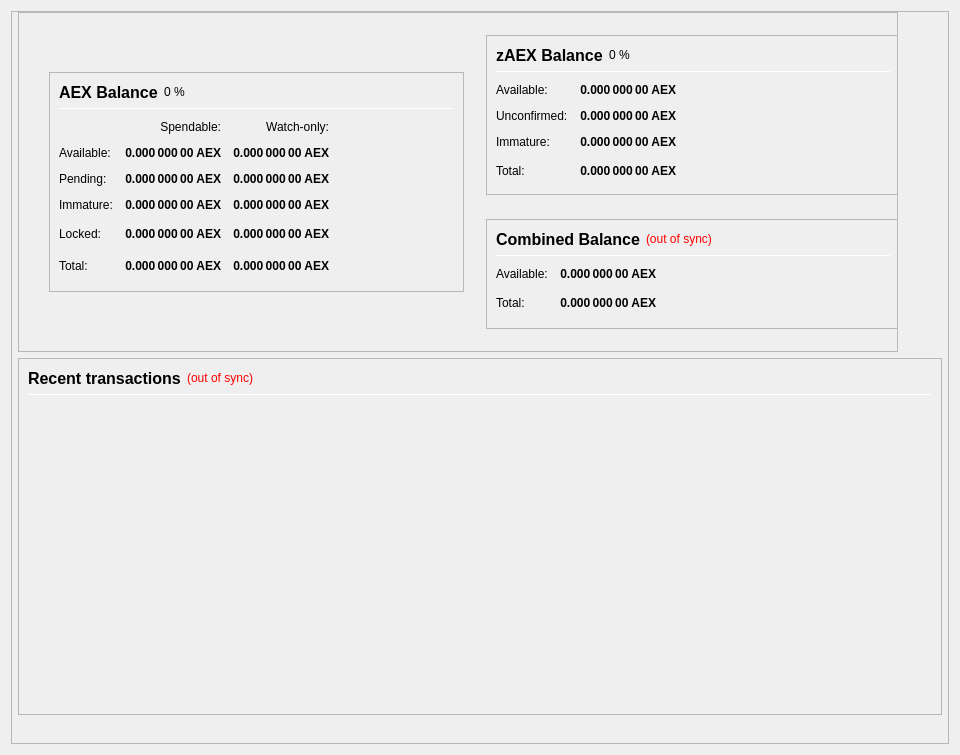
Old version of the form src/qt/forms/overviewpage.ui in the repository wealth-coin/AeriumX.
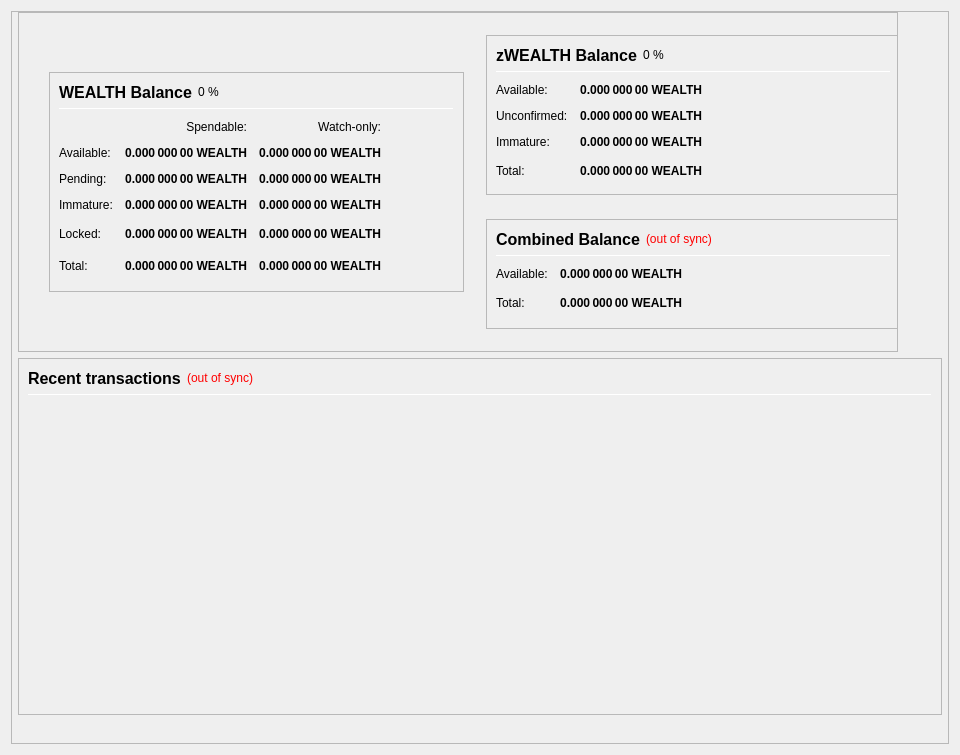
New version of the form.

The edit to the form file:
```diff
--- a/src/qt/forms/overviewpage.ui
+++ b/src/qt/forms/overviewpage.ui
@@ -221,7 +221,7 @@
                               </font>
                              </property>
                              <property name="text">
-                              <string>AEX Balance</string>
+                              <string>WEALTH Balance</string>
                              </property>
                             </widget>
                            </item>
@@ -312,7 +312,7 @@
                               <string>Current locked balance in watch-only addresses</string>
                              </property>
                              <property name="text">
-                              <string notr="true">0.000 000 00 AEX</string>
+                              <string notr="true">0.000 000 00 WEALTH</string>
                              </property>
                              <property name="alignment">
                               <set>Qt::AlignRight|Qt::AlignTrailing|Qt::AlignVCenter</set>
@@ -337,7 +337,7 @@
                               <string>Locked AEX or Masternode collaterals. These are excluded from zAEX minting.</string>
                              </property>
                              <property name="text">
-                              <string notr="true">0.000 000 00 AEX</string>
+                              <string notr="true">0.000 000 00 WEALTH</string>
                              </property>
                              <property name="alignment">
                               <set>Qt::AlignRight|Qt::AlignTrailing|Qt::AlignVCenter</set>
@@ -369,7 +369,7 @@
                               <string>Your current spendable balance</string>
                              </property>
                              <property name="text">
-                              <string notr="true">0.000 000 00 AEX</string>
+                              <string notr="true">0.000 000 00 WEALTH</string>
                              </property>
                              <property name="alignment">
                               <set>Qt::AlignRight|Qt::AlignTrailing|Qt::AlignVCenter</set>
@@ -404,7 +404,7 @@
                               <string>Total of transactions that have yet to be confirmed, and do not yet count toward the spendable balance</string>
                              </property>
                              <property name="text">
-                              <string notr="true">0.000 000 00 AEX</string>
+                              <string notr="true">0.000 000 00 WEALTH</string>
                              </property>
                              <property name="alignment">
                               <set>Qt::AlignRight|Qt::AlignTrailing|Qt::AlignVCenter</set>
@@ -429,7 +429,7 @@
                               <string>Your current WealthSilo balance, unconfirmed and immature transactions included</string>
                              </property>
                              <property name="text">
-                              <string notr="true">0.000 000 00 AEX</string>
+                              <string notr="true">0.000 000 00 WEALTH</string>
                              </property>
                              <property name="alignment">
                               <set>Qt::AlignRight|Qt::AlignTrailing|Qt::AlignVCenter</set>
@@ -454,7 +454,7 @@
                               <string>Staked or masternode rewards that has not yet matured</string>
                              </property>
                              <property name="text">
-                              <string notr="true">0.000 000 00 AEX</string>
+                              <string notr="true">0.000 000 00 WEALTH</string>
                              </property>
                              <property name="alignment">
                               <set>Qt::AlignRight|Qt::AlignTrailing|Qt::AlignVCenter</set>
@@ -506,7 +506,7 @@
                               <string>Staked or masternode rewards in watch-only addresses that has not yet matured</string>
                              </property>
                              <property name="text">
-                              <string notr="true">0.000 000 00 AEX</string>
+                              <string notr="true">0.000 000 00 WEALTH</string>
                              </property>
                              <property name="alignment">
                               <set>Qt::AlignRight|Qt::AlignTrailing|Qt::AlignVCenter</set>
@@ -531,7 +531,7 @@
                               <string>Unconfirmed transactions to watch-only addresses</string>
                              </property>
                              <property name="text">
-                              <string notr="true">0.000 000 00 AEX</string>
+                              <string notr="true">0.000 000 00 WEALTH</string>
                              </property>
                              <property name="alignment">
                               <set>Qt::AlignRight|Qt::AlignTrailing|Qt::AlignVCenter</set>
@@ -576,7 +576,7 @@
                               <string>Current total balance in watch-only addresses</string>
                              </property>
                              <property name="text">
-                              <string notr="true">0.000 000 00 AEX</string>
+                              <string notr="true">0.000 000 00 WEALTH</string>
                              </property>
                              <property name="alignment">
                               <set>Qt::AlignRight|Qt::AlignTrailing|Qt::AlignVCenter</set>
@@ -601,7 +601,7 @@
                               <string>Your current balance in watch-only addresses</string>
                              </property>
                              <property name="text">
-                              <string notr="true">0.000 000 00 AEX</string>
+                              <string notr="true">0.000 000 00 WEALTH</string>
                              </property>
                              <property name="alignment">
                               <set>Qt::AlignRight|Qt::AlignTrailing|Qt::AlignVCenter</set>
@@ -729,7 +729,7 @@
                               </font>
                              </property>
                              <property name="text">
-                              <string>zAEX Balance</string>
+                              <string>zWEALTH Balance</string>
                              </property>
                             </widget>
                            </item>
@@ -855,7 +855,7 @@
                               <string>Your current zAEX balance, unconfirmed and immature zAEX included.</string>
                              </property>
                              <property name="text">
-                              <string notr="true">0.000 000 00 AEX</string>
+                              <string notr="true">0.000 000 00 WEALTH</string>
                              </property>
                              <property name="alignment">
                               <set>Qt::AlignRight|Qt::AlignTrailing|Qt::AlignVCenter</set>
@@ -889,7 +889,7 @@
 Immature: confirmed, but less than 3 mints of the same denomination after it was minted</string>
                              </property>
                              <property name="text">
-                              <string notr="true">0.000 000 00 AEX</string>
+                              <string notr="true">0.000 000 00 WEALTH</string>
                              </property>
                              <property name="alignment">
                               <set>Qt::AlignRight|Qt::AlignTrailing|Qt::AlignVCenter</set>
@@ -909,7 +909,7 @@
 These zAEX are spendable.</string>
                              </property>
                              <property name="text">
-                              <string notr="true">0.000 000 00 AEX</string>
+                              <string notr="true">0.000 000 00 WEALTH</string>
                              </property>
                              <property name="alignment">
                               <set>Qt::AlignRight|Qt::AlignTrailing|Qt::AlignVCenter</set>
@@ -929,7 +929,7 @@
 Immature: confirmed, but less than 3 mints of the same denomination after it was minted</string>
                              </property>
                              <property name="text">
-                              <string notr="true">0.000 000 00 AEX</string>
+                              <string notr="true">0.000 000 00 WEALTH</string>
                              </property>
                              <property name="alignment">
                               <set>Qt::AlignRight|Qt::AlignTrailing|Qt::AlignVCenter</set>
@@ -1108,7 +1108,7 @@
                               <string>Your current spendable balance</string>
                              </property>
                              <property name="text">
-                              <string notr="true">0.000 000 00 AEX</string>
+                              <string notr="true">0.000 000 00 WEALTH</string>
                              </property>
                              <property name="alignment">
                               <set>Qt::AlignRight|Qt::AlignTrailing|Qt::AlignVCenter</set>
@@ -1140,7 +1140,7 @@
                               <string>Total Balance, including all unavailable coins.</string>
                              </property>
                              <property name="text">
-                              <string notr="true">0.000 000 00 AEX</string>
+                              <string notr="true">0.000 000 00 WEALTH</string>
                              </property>
                              <property name="alignment">
                               <set>Qt::AlignRight|Qt::AlignTrailing|Qt::AlignVCenter</set>
```
Left out of the diff: 12 changed lines with no effect on the pictures.
